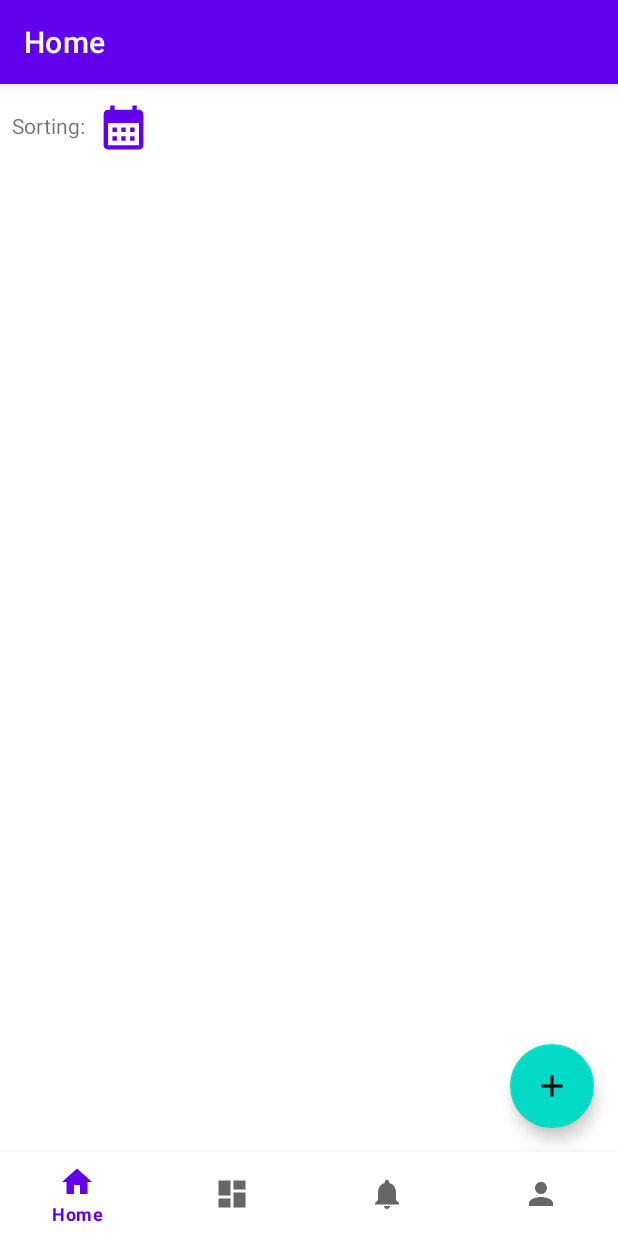
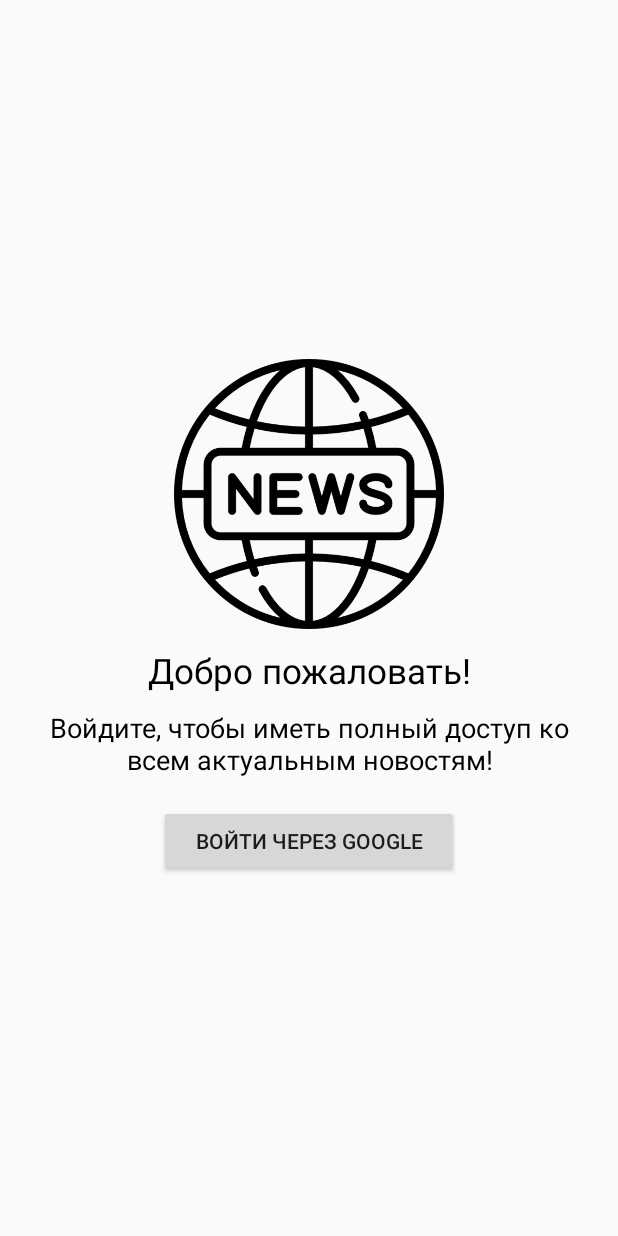
Before and after one commit to eldegen/NewsApp38m4, an Android app: the screen it shows after launch (MainActivity), after a tap on "Skip", on a phone screen of 412 x 824 dp. Run offline under Robolectric (Android 15) with nearby library versions, the phone set to English and light mode, and no system bars; our stand-ins replace Firebase (no records; nobody signed in at launch, a user with empty details on screens opened directly), Room's generated code, navigation-ui; 1 statement that could not run was skipped.

Commit message:
Added login via Google logic

```diff
--- a/app/src/main/java/com/example/newsapp38m4/MainActivity.java
+++ b/app/src/main/java/com/example/newsapp38m4/MainActivity.java
@@ -17,6 +17,7 @@ import androidx.navigation.ui.AppBarConfiguration;
 import androidx.navigation.ui.NavigationUI;
 
 import com.example.newsapp38m4.databinding.ActivityMainBinding;
+import com.google.firebase.auth.FirebaseAuth;
 
 public class MainActivity extends AppCompatActivity {
     private ActivityMainBinding binding;
@@ -40,6 +41,10 @@ public class MainActivity extends AppCompatActivity {
         NavigationUI.setupActionBarWithNavController(this, navController, appBarConfiguration);
         NavigationUI.setupWithNavController(binding.navView, navController);
 
+        if (FirebaseAuth.getInstance().getCurrentUser() == null) {
+            navController.navigate(R.id.loginFragment);
+        }
+
         Prefs prefs = new Prefs(this);
         if (!prefs.isBoardShown()) navController.navigate(R.id.boardFragment);
 
@@ -60,6 +65,11 @@ public class MainActivity extends AppCompatActivity {
                         binding.tvSkipBoard.setVisibility(View.VISIBLE);
                     }
                 }
+
+                if (destination.getId() == R.id.loginFragment) {
+                    getSupportActionBar().hide();
+                    binding.tvSkipBoard.setVisibility(View.GONE);
+                }
             }
         });
 
--- /dev/null
+++ b/app/src/main/java/com/example/newsapp38m4/ui/auth/LoginFragment.java
@@ -0,0 +1,76 @@
+package com.example.newsapp38m4.ui.auth;
+
+import android.content.Intent;
+import android.os.Bundle;
+
+import androidx.activity.OnBackPressedCallback;
+import androidx.activity.result.ActivityResultLauncher;
+import androidx.activity.result.contract.ActivityResultContracts;
+import androidx.annotation.NonNull;
+import androidx.annotation.Nullable;
+import androidx.fragment.app.Fragment;
+
+import android.view.LayoutInflater;
+import android.view.View;
+import android.view.ViewGroup;
+
+import com.example.newsapp38m4.R;
+import com.example.newsapp38m4.databinding.FragmentLoginBinding;
+import com.google.android.gms.auth.api.signin.GoogleSignIn;
+import com.google.android.gms.auth.api.signin.GoogleSignInClient;
+import com.google.android.gms.auth.api.signin.GoogleSignInOptions;
+
+public class LoginFragment extends Fragment {
+    private FragmentLoginBinding binding;
+    private GoogleSignInClient mGoogleSignInClient;
+
+    @Override
+    public View onCreateView(LayoutInflater inflater, ViewGroup container,
+                             Bundle savedInstanceState) {
+        binding = FragmentLoginBinding.inflate(inflater, container, false);
+        return binding.getRoot();
+    }
+
+    @Override
+    public void onViewCreated(@NonNull View view, @Nullable Bundle savedInstanceState) {
+        super.onViewCreated(view, savedInstanceState);
+        initGoogle();
+
+        binding.btnLoginGoogle.setOnClickListener(new View.OnClickListener() {
+            @Override
+            public void onClick(View v) {
+                signIn();
+            }
+        });
+
+        appExit();
+    }
+
+    private void signIn() {
+        Intent signInIntent = mGoogleSignInClient.getSignInIntent();
+        resultLauncher.launch(signInIntent);
+    }
+
+    ActivityResultLauncher<Intent> resultLauncher = registerForActivityResult(new ActivityResultContracts.StartActivityForResult(), result -> {
+
+    });
+
+    private void initGoogle() {
+        // Configure Google Sign In
+        GoogleSignInOptions gso = new GoogleSignInOptions.Builder(GoogleSignInOptions.DEFAULT_SIGN_IN)
+                .requestIdToken(getString(R.string.client_id))
+                .requestEmail()
+                .build();
+
+        mGoogleSignInClient = GoogleSignIn.getClient(requireActivity(), gso);
+    }
+
+    private void appExit() {
+        requireActivity().getOnBackPressedDispatcher().addCallback(getViewLifecycleOwner(), new OnBackPressedCallback(true) {
+            @Override
+            public void handleOnBackPressed() {
+                requireActivity().finish();
+            }
+        });
+    }
+}
--- /dev/null
+++ b/app/src/main/res/layout/fragment_login.xml
@@ -0,0 +1,54 @@
+<?xml version="1.0" encoding="utf-8"?>
+<LinearLayout xmlns:android="http://schemas.android.com/apk/res/android"
+    xmlns:tools="http://schemas.android.com/tools"
+    android:orientation="vertical"
+    android:gravity="center"
+    android:layout_width="match_parent"
+    android:layout_height="match_parent"
+    xmlns:app="http://schemas.android.com/apk/res-auto"
+    tools:context=".ui.auth.LoginFragment">
+
+    <ImageView
+        android:id="@+id/image_view"
+        app:layout_constraintTop_toTopOf="parent"
+        app:layout_constraintBottom_toBottomOf="parent"
+        app:layout_constraintStart_toStartOf="parent"
+        app:layout_constraintEnd_toEndOf="parent"
+        android:src="@drawable/img_news_globus"
+        android:layout_width="180dp"
+        android:layout_height="180dp"/>
+
+    <TextView
+        android:id="@+id/tv_welcome"
+        app:layout_constraintTop_toBottomOf="@id/image_view"
+        android:text="@string/login_welcome_text"
+        android:textSize="23sp"
+        android:textAlignment="center"
+        android:textColor="@color/black"
+        android:layout_marginTop="12dp"
+        android:layout_width="match_parent"
+        android:layout_height="wrap_content"/>
+
+    <TextView
+        android:id="@+id/tv_about"
+        app:layout_constraintTop_toBottomOf="@id/tv_welcome"
+        android:text="@string/login_about_text"
+        android:textSize="18sp"
+        android:textColor="@color/black"
+        android:textAlignment="center"
+        android:layout_marginTop="10dp"
+        android:layout_marginHorizontal="26dp"
+        android:layout_width="match_parent"
+        android:layout_height="wrap_content"/>
+
+    <Button
+        android:id="@+id/btn_login_google"
+        app:layout_constraintTop_toBottomOf="@id/tv_about"
+        app:layout_constraintStart_toStartOf="parent"
+        app:layout_constraintEnd_toEndOf="parent"
+        android:text="@string/login_via_google_text"
+        android:layout_marginTop="18dp"
+        android:layout_width="200dp"
+        android:layout_height="wrap_content"/>
+
+</LinearLayout>
--- a/app/src/main/res/navigation/mobile_navigation.xml
+++ b/app/src/main/res/navigation/mobile_navigation.xml
@@ -37,4 +37,9 @@
         android:name="com.example.newsapp38m4.ui.board.BoardFragment"
         android:label="fragment_board"
         tools:layout="@layout/fragment_board" />
+    <fragment
+        android:id="@+id/loginFragment"
+        android:name="com.example.newsapp38m4.ui.auth.LoginFragment"
+        android:label="fragment_login"
+        tools:layout="@layout/fragment_login" />
 </navigation>
--- a/app/src/main/res/values/strings.xml
+++ b/app/src/main/res/values/strings.xml
@@ -19,4 +19,7 @@
     <string name="sorting_text">Sorting:</string>
 
     <string name="client_id">1045250748711-ioe8nb99kgm7su6gtb34sanao417c1r6.apps.googleusercontent.com</string>
+    <string name="login_about_text">Войдите, чтобы иметь полный доступ ко всем актуальным новостям!</string>
+    <string name="login_welcome_text">Добро пожаловать!</string>
+    <string name="login_via_google_text">Войти через Google</string>
 </resources>
--- a/app/src/main/res/values/themes.xml
+++ b/app/src/main/res/values/themes.xml
@@ -1,6 +1,6 @@
 <resources xmlns:tools="http://schemas.android.com/tools">
     <!-- Base application theme. -->
-    <style name="Theme.NewsApp38m4" parent="Theme.MaterialComponents.DayNight.DarkActionBar">
+    <style name="Theme.NewsApp38m4" parent="Theme.MaterialComponents.DayNight.DarkActionBar.Bridge">
         <!-- Primary brand color. -->
         <item name="colorPrimary">@color/purple_500</item>
         <item name="colorPrimaryVariant">@color/purple_700</item>
```
